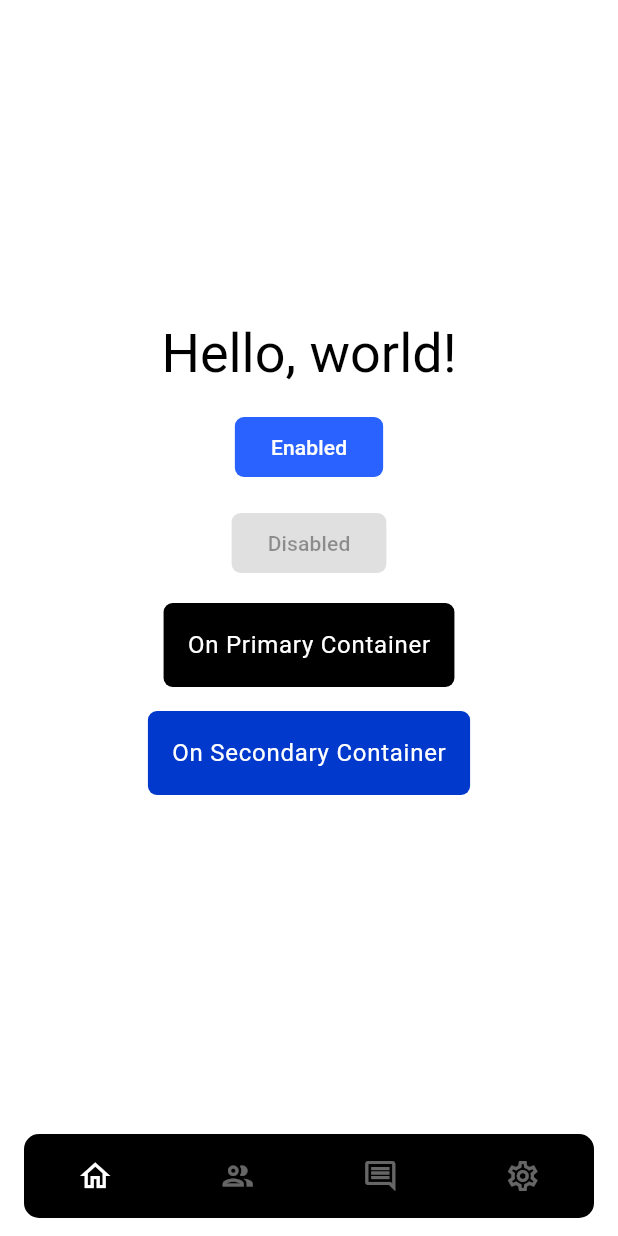
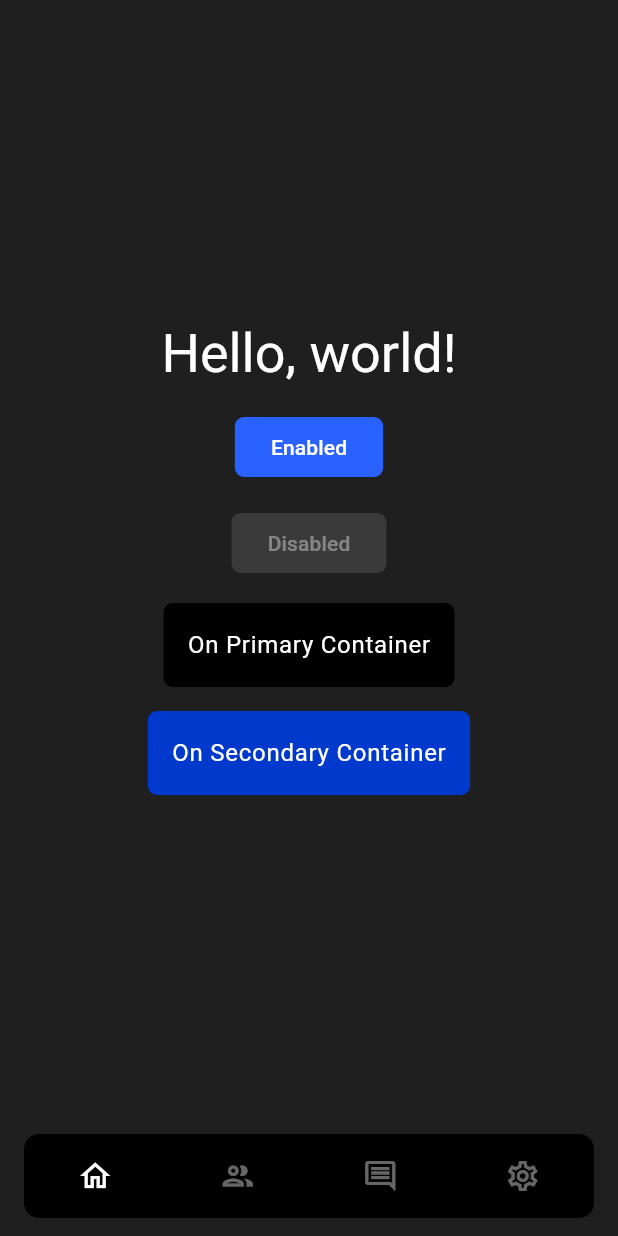
Before and after one commit to Legal-Mentors-Network/frontend, a Flutter app: the screen it shows after launch, on a phone screen of 412 x 824 dp. Run offline on Flutter 3.47's test engine with Material 3 defaults, Android fonts, the phone set to English and light mode, and no system bars; our stand-ins replace flutter_riverpod, go_router.

Commit message:
sort themes

```diff
--- /dev/null
+++ b/app/lib/common/theme/colors.dart
@@ -0,0 +1,9 @@
+import 'dart:ui';
+
+const primary = Color(0xFF2962FF);
+const secondary = Color(0xFF03DAC6);
+
+const primaryContainer = Color(0xFF000000);
+const secondaryContainer = Color(0xFF0039CB);
+
+const onContainer = Color(0xFFFFFFFF);
--- a/app/lib/common/theme.dart
+++ b/app/lib/common/theme/theme.dart
@@ -1,15 +1,20 @@
 import 'package:flutter/material.dart';
+import 'package:lmn/common/theme/colors.dart';
 
 class AppTheme {
   static ThemeData light(BuildContext context) {
     return ThemeData(
       colorScheme: const ColorScheme.light(
-        primary: Color(0xFF2962FF),
-        secondary: Color(0xFF03DAC6),
-        primaryContainer: Color(0xFF000000),
-        secondaryContainer: Color(0xFF0039CB),
-        onPrimaryContainer: Color(0xFFFFFFFF),
-        onSecondaryContainer: Color(0xFFFFFFFF),
+        primary: primary,
+        secondary: secondary,
+        surface: Color(0xFFFFFFFF),
+        primaryContainer: primaryContainer,
+        secondaryContainer: secondaryContainer,
+        onPrimary: onContainer,
+        onSecondary: onContainer,
+        onError: onContainer,
+        onPrimaryContainer: onContainer,
+        onSecondaryContainer: onContainer,
       ),
       filledButtonTheme: filledButtonTheme(),
     );
@@ -18,16 +23,16 @@ class AppTheme {
   static ThemeData dark(BuildContext ctx) {
     return ThemeData(
       colorScheme: const ColorScheme.dark(
-        primary: Color(0xFF2962FF),
-        secondary: Color(0xFF000000),
+        primary: primary,
+        secondary: secondary,
         surface: Color(0xFF1F1F1F),
-        onPrimary: Color(0xFFFFFFFF),
-        onSecondary: Color(0xFFFFFFFF),
-        onError: Color(0xFFFFFFFF),
-        primaryContainer: Color(0xFF000000),
-        secondaryContainer: Color(0xFF0039CB),
-        onPrimaryContainer: Color(0xFF000000),
-        onSecondaryContainer: Color(0xFFFFFFFF),
+        primaryContainer: primaryContainer,
+        secondaryContainer: secondaryContainer,
+        onPrimary: onContainer,
+        onSecondary: onContainer,
+        onError: onContainer,
+        onPrimaryContainer: onContainer,
+        onSecondaryContainer: onContainer,
       ),
       filledButtonTheme: filledButtonTheme(),
     );
--- a/app/lib/main.dart
+++ b/app/lib/main.dart
@@ -1,6 +1,6 @@
 import 'package:flutter/material.dart';
 import 'package:flutter_riverpod/flutter_riverpod.dart';
-import 'package:lmn/common/theme.dart';
+import 'package:lmn/common/theme/theme.dart';
 import 'package:lmn/router/router.dart';
 
 void main() {
@@ -19,7 +19,7 @@ class MainApp extends ConsumerWidget {
       debugShowCheckedModeBanner: false,
       theme: AppTheme.light(context),
       darkTheme: AppTheme.dark(context),
-      themeMode: ThemeMode.light,
+      themeMode: ThemeMode.dark,
       routerConfig: router,
     );
   }
```
